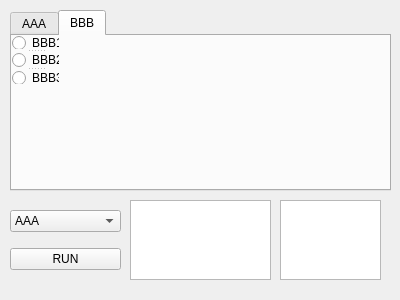
First picture: the form in qt/ui/script.ui, repository AmosLee95/yys-bot, before the edit.
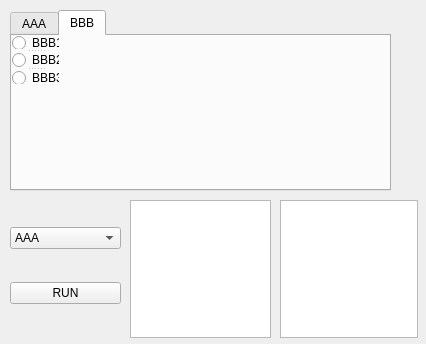
Second picture: the form after the edit. The open tabs and pages were chosen to show the change.

```diff
--- a/qt/ui/script.ui
+++ b/qt/ui/script.ui
@@ -6,20 +6,23 @@
    <rect>
     <x>0</x>
     <y>0</y>
-    <width>400</width>
-    <height>300</height>
+    <width>426</width>
+    <height>344</height>
    </rect>
   </property>
   <property name="windowTitle">
    <string>Frame</string>
   </property>
+  <property name="styleSheet">
+   <string notr="true"/>
+  </property>
   <widget class="QWidget" name="gridLayoutWidget">
    <property name="geometry">
     <rect>
      <x>10</x>
      <y>200</y>
      <width>111</width>
-     <height>80</height>
+     <height>131</height>
     </rect>
    </property>
    <layout class="QGridLayout" name="gridLayout">
@@ -57,7 +60,7 @@
      <x>130</x>
      <y>200</y>
      <width>141</width>
-     <height>80</height>
+     <height>138</height>
     </rect>
    </property>
    <layout class="QHBoxLayout" name="horizontalLayout">
@@ -150,8 +153,8 @@
     <rect>
      <x>280</x>
      <y>200</y>
-     <width>101</width>
-     <height>80</height>
+     <width>138</width>
+     <height>138</height>
     </rect>
    </property>
    <layout class="QHBoxLayout" name="horizontalLayout_2">
```
Left out of the diff: 11 changed lines with no effect on the pictures.
